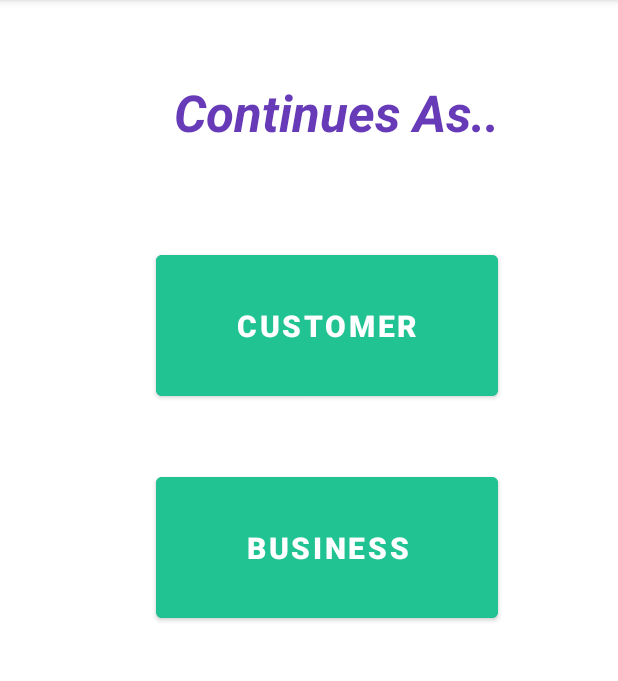
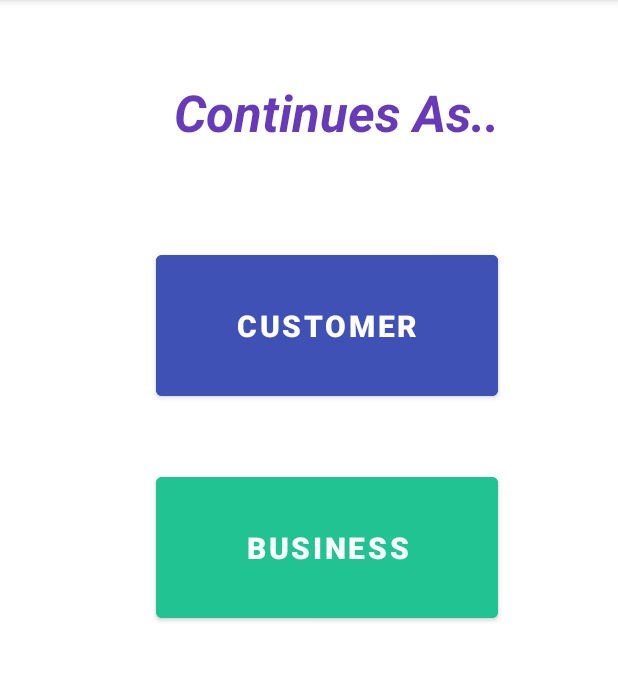
Before and after one commit to IT21229084/MAD-project, an Android app: the RegisterDir screen opened directly, with no data from a screen before it, on a phone screen of 412 x 824 dp, the part 84-765 px from its top. Run offline under Robolectric (Android 15) with nearby library versions, the phone set to English and light mode, and no system bars.

Commit message:
Malith 5th commit

```diff
--- a/app/src/main/res/layout/activity_register_dir.xml
+++ b/app/src/main/res/layout/activity_register_dir.xml
@@ -12,7 +12,7 @@
         android:layout_height="106dp"
         android:layout_marginStart="104dp"
         android:layout_marginTop="164dp"
-        android:backgroundTint="#21C392"
+        android:backgroundTint="#3F51B5"
         android:text="Customer"
         android:textSize="20sp"
         android:textStyle="bold"
```
Also changed, not shown: app/src/main/res/layout/activity_forgot_password.xml (+7 -7 lines).
